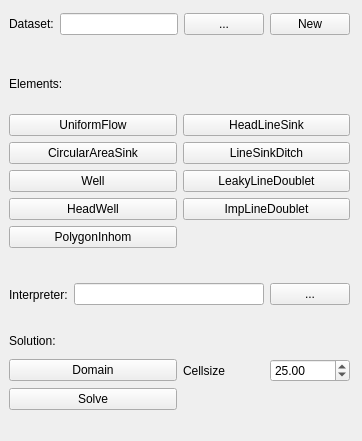
Qt form plugin/qgistim/qt/qgistim_dockwidget_base.ui (Deltares/QGIS-Tim) before a commit.
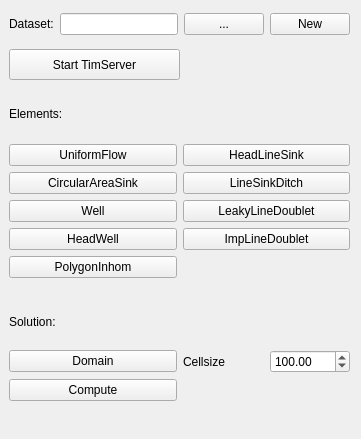
The same form after that commit.

Patch:
```diff
--- a/plugin/qgistim/qt/qgistim_dockwidget_base.ui
+++ b/plugin/qgistim/qt/qgistim_dockwidget_base.ui
@@ -6,8 +6,8 @@
    <rect>
     <x>0</x>
     <y>0</y>
-    <width>362</width>
-    <height>441</height>
+    <width>361</width>
+    <height>439</height>
    </rect>
   </property>
   <property name="windowTitle">
@@ -15,7 +15,7 @@
   </property>
   <widget class="QWidget" name="dockWidgetContents">
    <layout class="QGridLayout" name="gridLayout">
-    <item row="0" column="1">
+    <item row="0" column="0">
      <widget class="QWidget" name="widget" native="true">
       <widget class="QWidget" name="gridLayoutWidget">
        <property name="geometry">
@@ -57,7 +57,7 @@
        <property name="geometry">
         <rect>
          <x>0</x>
-         <y>50</y>
+         <y>80</y>
          <width>341</width>
          <height>189</height>
         </rect>
@@ -139,26 +139,12 @@
        <property name="geometry">
         <rect>
          <x>0</x>
-         <y>320</y>
+         <y>290</y>
          <width>341</width>
-         <height>81</height>
+         <height>102</height>
         </rect>
        </property>
        <layout class="QGridLayout" name="gridLayout_4">
-        <item row="4" column="0">
-         <widget class="QPushButton" name="solveButton">
-          <property name="text">
-           <string>Solve</string>
-          </property>
-         </widget>
-        </item>
-        <item row="3" column="0">
-         <widget class="QPushButton" name="domainButton">
-          <property name="text">
-           <string>Domain</string>
-          </property>
-         </widget>
-        </item>
         <item row="3" column="1">
          <layout class="QHBoxLayout" name="horizontalLayout_2">
           <item>
@@ -177,15 +163,22 @@
              <double>10000.000000000000000</double>
             </property>
             <property name="singleStep">
-             <double>5.000000000000000</double>
+             <double>10.000000000000000</double>
             </property>
             <property name="value">
-             <double>25.000000000000000</double>
+             <double>100.000000000000000</double>
             </property>
            </widget>
           </item>
          </layout>
         </item>
+        <item row="3" column="0">
+         <widget class="QPushButton" name="domainButton">
+          <property name="text">
+           <string>Domain</string>
+          </property>
+         </widget>
+        </item>
         <item row="2" column="0">
          <widget class="QLabel" name="label_3">
           <property name="text">
@@ -193,36 +186,27 @@
           </property>
          </widget>
         </item>
+        <item row="4" column="0">
+         <widget class="QPushButton" name="computeButton">
+          <property name="text">
+           <string>Compute</string>
+          </property>
+         </widget>
+        </item>
        </layout>
       </widget>
-      <widget class="QWidget" name="horizontalLayoutWidget_2">
+      <widget class="QPushButton" name="serverButton">
        <property name="geometry">
         <rect>
          <x>0</x>
-         <y>270</y>
-         <width>341</width>
+         <y>40</y>
+         <width>171</width>
          <height>31</height>
         </rect>
        </property>
-       <layout class="QHBoxLayout" name="horizontalLayout_3">
-        <item>
-         <widget class="QLabel" name="label_5">
-          <property name="text">
-           <string>Interpreter:</string>
-          </property>
-         </widget>
-        </item>
-        <item>
-         <widget class="QLineEdit" name="interpreterLineEdit"/>
-        </item>
-        <item>
-         <widget class="QPushButton" name="selectInterpreterButton">
-          <property name="text">
-           <string>...</string>
-          </property>
-         </widget>
-        </item>
-       </layout>
+       <property name="text">
+        <string>Start TimServer</string>
+       </property>
       </widget>
      </widget>
     </item>
```
